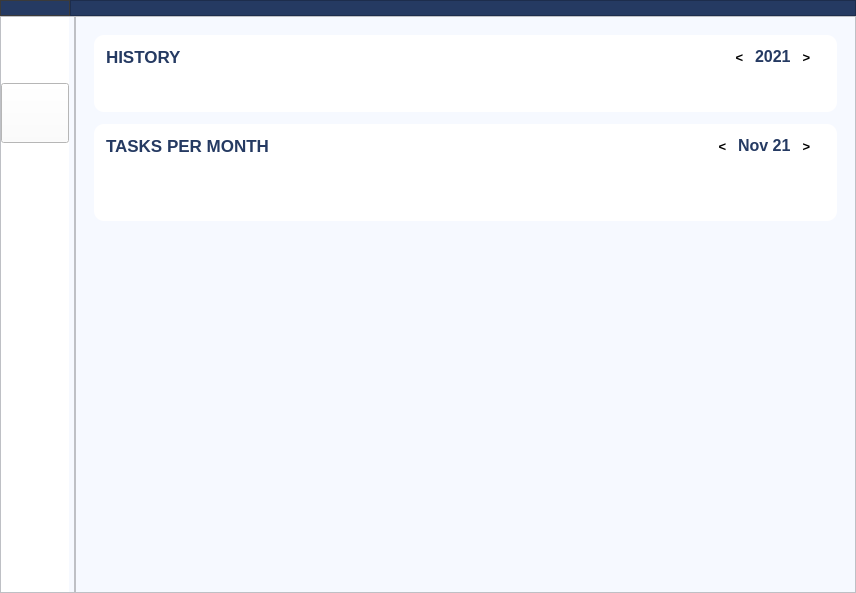
Linda-Stadter/daily-tasks, file main_gui.ui: the form before one commit.
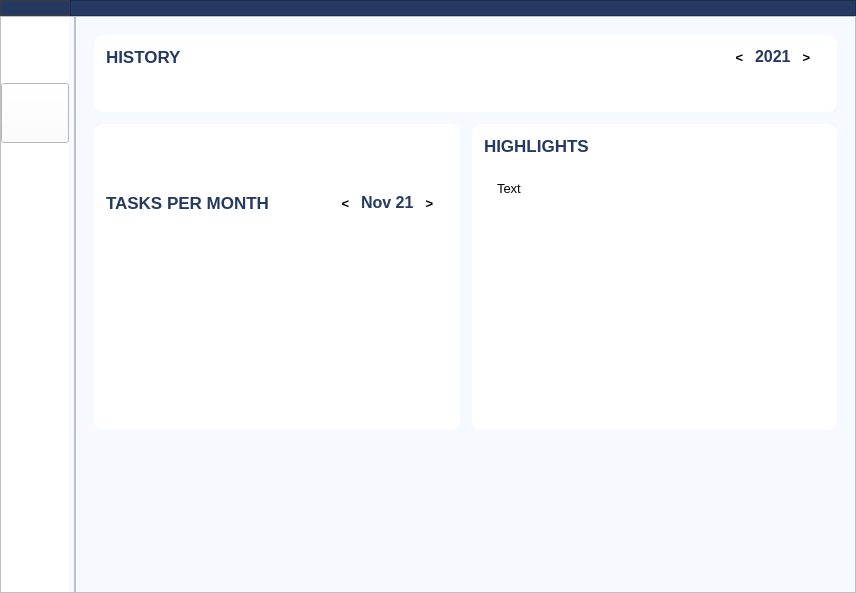
The form after the commit. The open tabs and pages were chosen to show the change. Icons and pictures are not drawn.

Commit message: added highlights widget to statistics section

Diff of the .ui file:
```diff
--- a/main_gui.ui
+++ b/main_gui.ui
@@ -1345,11 +1345,565 @@
              </layout>
             </widget>
             <widget class="QWidget" name="page_statistics">
-             <layout class="QVBoxLayout" name="verticalLayout_16">
+             <layout class="QGridLayout" name="gridLayout">
               <property name="spacing">
                <number>12</number>
               </property>
-              <item>
+              <item row="1" column="1">
+               <widget class="QWidget" name="highlights_widget" native="true">
+                <property name="styleSheet">
+                 <string notr="true">background: #fff;
+border-radius: 10px;</string>
+                </property>
+                <layout class="QVBoxLayout" name="verticalLayout_13">
+                 <property name="spacing">
+                  <number>12</number>
+                 </property>
+                 <property name="leftMargin">
+                  <number>12</number>
+                 </property>
+                 <property name="topMargin">
+                  <number>12</number>
+                 </property>
+                 <property name="rightMargin">
+                  <number>12</number>
+                 </property>
+                 <property name="bottomMargin">
+                  <number>12</number>
+                 </property>
+                 <item>
+                  <layout class="QHBoxLayout" name="horizontalLayout_11">
+                   <item>
+                    <widget class="QLabel" name="history_label_2">
+                     <property name="sizePolicy">
+                      <sizepolicy hsizetype="Fixed" vsizetype="Fixed">
+                       <horstretch>0</horstretch>
+                       <verstretch>0</verstretch>
+                      </sizepolicy>
+                     </property>
+                     <property name="palette">
+                      <palette>
+                       <active>
+                        <colorrole role="Button">
+                         <brush brushstyle="SolidPattern">
+                          <color alpha="255">
+                           <red>255</red>
+                           <green>255</green>
+                           <blue>255</blue>
+                          </color>
+                         </brush>
+                        </colorrole>
+                        <colorrole role="Base">
+                         <brush brushstyle="SolidPattern">
+                          <color alpha="255">
+                           <red>255</red>
+                           <green>255</green>
+                           <blue>255</blue>
+                          </color>
+                         </brush>
+                        </colorrole>
+                        <colorrole role="Window">
+                         <brush brushstyle="SolidPattern">
+                          <color alpha="255">
+                           <red>255</red>
+                           <green>255</green>
+                           <blue>255</blue>
+                          </color>
+                         </brush>
+                        </colorrole>
+                       </active>
+                       <inactive>
+                        <colorrole role="Button">
+                         <brush brushstyle="SolidPattern">
+                          <color alpha="255">
+                           <red>255</red>
+                           <green>255</green>
+                           <blue>255</blue>
+                          </color>
+                         </brush>
+                        </colorrole>
+                        <colorrole role="Base">
+                         <brush brushstyle="SolidPattern">
+                          <color alpha="255">
+                           <red>255</red>
+                           <green>255</green>
+                           <blue>255</blue>
+                          </color>
+                         </brush>
+                        </colorrole>
+                        <colorrole role="Window">
+                         <brush brushstyle="SolidPattern">
+                          <color alpha="255">
+                           <red>255</red>
+                           <green>255</green>
+                           <blue>255</blue>
+                          </color>
+                         </brush>
+                        </colorrole>
+                       </inactive>
+                       <disabled>
+                        <colorrole role="Button">
+                         <brush brushstyle="SolidPattern">
+                          <color alpha="255">
+                           <red>255</red>
+                           <green>255</green>
+                           <blue>255</blue>
+                          </color>
+                         </brush>
+                        </colorrole>
+                        <colorrole role="Base">
+                         <brush brushstyle="SolidPattern">
+                          <color alpha="255">
+                           <red>255</red>
+                           <green>255</green>
+                           <blue>255</blue>
+                          </color>
+                         </brush>
+                        </colorrole>
+                        <colorrole role="Window">
+                         <brush brushstyle="SolidPattern">
+                          <color alpha="255">
+                           <red>255</red>
+                           <green>255</green>
+                           <blue>255</blue>
+                          </color>
+                         </brush>
+                        </colorrole>
+                       </disabled>
+                      </palette>
+                     </property>
+                     <property name="font">
+                      <font>
+                       <family>Nirmala UI</family>
+                       <pointsize>13</pointsize>
+                       <weight>75</weight>
+                       <bold>true</bold>
+                      </font>
+                     </property>
+                     <property name="text">
+                      <string>&lt;html&gt;&lt;head/&gt;&lt;body&gt;&lt;p&gt;&lt;span style=&quot; color:#253a62;&quot;&gt;HIGHLIGHTS&lt;/span&gt;&lt;/p&gt;&lt;/body&gt;&lt;/html&gt;</string>
+                     </property>
+                    </widget>
+                   </item>
+                   <item>
+                    <widget class="QWidget" name="widget_7" native="true">
+                     <property name="sizePolicy">
+                      <sizepolicy hsizetype="Preferred" vsizetype="Preferred">
+                       <horstretch>0</horstretch>
+                       <verstretch>0</verstretch>
+                      </sizepolicy>
+                     </property>
+                     <layout class="QHBoxLayout" name="horizontalLayout_12">
+                      <property name="topMargin">
+                       <number>0</number>
+                      </property>
+                      <property name="bottomMargin">
+                       <number>0</number>
+                      </property>
+                      <item>
+                       <spacer name="horizontalSpacer_7">
+                        <property name="orientation">
+                         <enum>Qt::Horizontal</enum>
+                        </property>
+                        <property name="sizeHint" stdset="0">
+                         <size>
+                          <width>40</width>
+                          <height>20</height>
+                         </size>
+                        </property>
+                       </spacer>
+                      </item>
+                     </layout>
+                    </widget>
+                   </item>
+                  </layout>
+                 </item>
+                 <item>
+                  <widget class="QWidget" name="widget_8" native="true">
+                   <layout class="QVBoxLayout" name="verticalLayout_14">
+                    <item>
+                     <widget class="QTextBrowser" name="textBrowser">
+                      <property name="font">
+                       <font>
+                        <family>Nirmala UI</family>
+                        <pointsize>10</pointsize>
+                       </font>
+                      </property>
+                      <property name="html">
+                       <string>&lt;!DOCTYPE HTML PUBLIC &quot;-//W3C//DTD HTML 4.0//EN&quot; &quot;http://www.w3.org/TR/REC-html40/strict.dtd&quot;&gt;
+&lt;html&gt;&lt;head&gt;&lt;meta name=&quot;qrichtext&quot; content=&quot;1&quot; /&gt;&lt;style type=&quot;text/css&quot;&gt;
+p, li { white-space: pre-wrap; }
+&lt;/style&gt;&lt;/head&gt;&lt;body style=&quot; font-family:'Nirmala UI'; font-size:10pt; font-weight:400; font-style:normal;&quot;&gt;
+&lt;p style=&quot; margin-top:0px; margin-bottom:0px; margin-left:0px; margin-right:0px; -qt-block-indent:0; text-indent:0px;&quot;&gt;Text&lt;/p&gt;&lt;/body&gt;&lt;/html&gt;</string>
+                      </property>
+                     </widget>
+                    </item>
+                   </layout>
+                  </widget>
+                 </item>
+                 <item>
+                  <spacer name="verticalSpacer_4">
+                   <property name="orientation">
+                    <enum>Qt::Vertical</enum>
+                   </property>
+                   <property name="sizeHint" stdset="0">
+                    <size>
+                     <width>20</width>
+                     <height>40</height>
+                    </size>
+                   </property>
+                  </spacer>
+                 </item>
+                </layout>
+               </widget>
+              </item>
+              <item row="3" column="0">
+               <spacer name="verticalSpacer_3">
+                <property name="orientation">
+                 <enum>Qt::Vertical</enum>
+                </property>
+                <property name="sizeHint" stdset="0">
+                 <size>
+                  <width>20</width>
+                  <height>40</height>
+                 </size>
+                </property>
+               </spacer>
+              </item>
+              <item row="1" column="0">
+               <widget class="QWidget" name="widget_2" native="true">
+                <property name="styleSheet">
+                 <string notr="true">background: #fff;
+border-radius: 10px;</string>
+                </property>
+                <layout class="QVBoxLayout" name="verticalLayout_12">
+                 <property name="spacing">
+                  <number>15</number>
+                 </property>
+                 <property name="leftMargin">
+                  <number>12</number>
+                 </property>
+                 <property name="topMargin">
+                  <number>12</number>
+                 </property>
+                 <property name="rightMargin">
+                  <number>12</number>
+                 </property>
+                 <property name="bottomMargin">
+                  <number>12</number>
+                 </property>
+                 <item>
+                  <layout class="QHBoxLayout" name="horizontalLayout_6">
+                   <item>
+                    <widget class="QLabel" name="history_label_3">
+                     <property name="sizePolicy">
+                      <sizepolicy hsizetype="Fixed" vsizetype="Fixed">
+                       <horstretch>0</horstretch>
+                       <verstretch>0</verstretch>
+                      </sizepolicy>
+                     </property>
+                     <property name="palette">
+                      <palette>
+                       <active>
+                        <colorrole role="Button">
+                         <brush brushstyle="SolidPattern">
+                          <color alpha="255">
+                           <red>255</red>
+                           <green>255</green>
+                           <blue>255</blue>
+                          </color>
+                         </brush>
+                        </colorrole>
+                        <colorrole role="Base">
+                         <brush brushstyle="SolidPattern">
+                          <color alpha="255">
+                           <red>255</red>
+                           <green>255</green>
+                           <blue>255</blue>
+                          </color>
+                         </brush>
+                        </colorrole>
+                        <colorrole role="Window">
+                         <brush brushstyle="SolidPattern">
+                          <color alpha="255">
+                           <red>255</red>
+                           <green>255</green>
+                           <blue>255</blue>
+                          </color>
+                         </brush>
+                        </colorrole>
+                       </active>
+                       <inactive>
+                        <colorrole role="Button">
+                         <brush brushstyle="SolidPattern">
+                          <color alpha="255">
+                           <red>255</red>
+                           <green>255</green>
+                           <blue>255</blue>
+                          </color>
+                         </brush>
+                        </colorrole>
+                        <colorrole role="Base">
+                         <brush brushstyle="SolidPattern">
+                          <color alpha="255">
+                           <red>255</red>
+                           <green>255</green>
+                           <blue>255</blue>
+                          </color>
+                         </brush>
+                        </colorrole>
+                        <colorrole role="Window">
+                         <brush brushstyle="SolidPattern">
+                          <color alpha="255">
+                           <red>255</red>
+                           <green>255</green>
+                           <blue>255</blue>
+                          </color>
+                         </brush>
+                        </colorrole>
+                       </inactive>
+                       <disabled>
+                        <colorrole role="Button">
+                         <brush brushstyle="SolidPattern">
+                          <color alpha="255">
+                           <red>255</red>
+                           <green>255</green>
+                           <blue>255</blue>
+                          </color>
+                         </brush>
+                        </colorrole>
+                        <colorrole role="Base">
+                         <brush brushstyle="SolidPattern">
+                          <color alpha="255">
+                           <red>255</red>
+                           <green>255</green>
+                           <blue>255</blue>
+                          </color>
+                         </brush>
+                        </colorrole>
+                        <colorrole role="Window">
+                         <brush brushstyle="SolidPattern">
+                          <color alpha="255">
+                           <red>255</red>
+                           <green>255</green>
+                           <blue>255</blue>
+                          </color>
+                         </brush>
+                        </colorrole>
+                       </disabled>
+                      </palette>
+                     </property>
+                     <property name="font">
+                      <font>
+                       <family>Nirmala UI</family>
+                       <pointsize>13</pointsize>
+                       <weight>75</weight>
+                       <bold>true</bold>
+                      </font>
+                     </property>
+                     <property name="text">
+                      <string>&lt;html&gt;&lt;head/&gt;&lt;body&gt;&lt;p&gt;&lt;span style=&quot; color:#253a62;&quot;&gt;TASKS PER MONTH&lt;/span&gt;&lt;/p&gt;&lt;/body&gt;&lt;/html&gt;</string>
+                     </property>
+                    </widget>
+                   </item>
+                   <item>
+                    <widget class="QWidget" name="widget_6" native="true">
+                     <property name="sizePolicy">
+                      <sizepolicy hsizetype="Preferred" vsizetype="Preferred">
+                       <horstretch>0</horstretch>
+                       <verstretch>0</verstretch>
+                      </sizepolicy>
+                     </property>
+                     <layout class="QHBoxLayout" name="horizontalLayout_10">
+                      <property name="topMargin">
+                       <number>0</number>
+                      </property>
+                      <property name="bottomMargin">
+                       <number>0</number>
+                      </property>
+                      <item>
+                       <spacer name="horizontalSpacer_5">
+                        <property name="orientation">
+                         <enum>Qt::Horizontal</enum>
+                        </property>
+                        <property name="sizeHint" stdset="0">
+                         <size>
+                          <width>40</width>
+                          <height>20</height>
+                         </size>
+                        </property>
+                       </spacer>
+                      </item>
+                      <item>
+                       <widget class="QToolButton" name="button_last_month_2">
+                        <property name="font">
+                         <font>
+                          <family>Nirmala UI</family>
+                          <pointsize>10</pointsize>
+                          <weight>75</weight>
+                          <bold>true</bold>
+                         </font>
+                        </property>
+                        <property name="text">
+                         <string>&lt;</string>
+                        </property>
+                       </widget>
+                      </item>
+                      <item>
+                       <widget class="QLabel" name="month_label_2">
+                        <property name="sizePolicy">
+                         <sizepolicy hsizetype="Fixed" vsizetype="Fixed">
+                          <horstretch>0</horstretch>
+                          <verstretch>0</verstretch>
+                         </sizepolicy>
+                        </property>
+                        <property name="palette">
+                         <palette>
+                          <active>
+                           <colorrole role="Button">
+                            <brush brushstyle="SolidPattern">
+                             <color alpha="255">
+                              <red>255</red>
+                              <green>255</green>
+                              <blue>255</blue>
+                             </color>
+                            </brush>
+                           </colorrole>
+                           <colorrole role="Base">
+                            <brush brushstyle="SolidPattern">
+                             <color alpha="255">
+                              <red>255</red>
+                              <green>255</green>
+                              <blue>255</blue>
+                             </color>
+                            </brush>
+                           </colorrole>
+                           <colorrole role="Window">
+                            <brush brushstyle="SolidPattern">
+                             <color alpha="255">
+                              <red>255</red>
+                              <green>255</green>
+                              <blue>255</blue>
+                             </color>
+                            </brush>
+                           </colorrole>
+                          </active>
+                          <inactive>
+                           <colorrole role="Button">
+                            <brush brushstyle="SolidPattern">
+                             <color alpha="255">
+                              <red>255</red>
+                              <green>255</green>
+                              <blue>255</blue>
+                             </color>
+                            </brush>
+                           </colorrole>
+                           <colorrole role="Base">
+                            <brush brushstyle="SolidPattern">
+                             <color alpha="255">
+                              <red>255</red>
+                              <green>255</green>
+                              <blue>255</blue>
+                             </color>
+                            </brush>
+                           </colorrole>
+                           <colorrole role="Window">
+                            <brush brushstyle="SolidPattern">
+                             <color alpha="255">
+                              <red>255</red>
+                              <green>255</green>
+                              <blue>255</blue>
+                             </color>
+                            </brush>
+                           </colorrole>
+                          </inactive>
+                          <disabled>
+                           <colorrole role="Button">
+                            <brush brushstyle="SolidPattern">
+                             <color alpha="255">
+                              <red>255</red>
+                              <green>255</green>
+                              <blue>255</blue>
+                             </color>
+                            </brush>
+                           </colorrole>
+                           <colorrole role="Base">
+                            <brush brushstyle="SolidPattern">
+                             <color alpha="255">
+                              <red>255</red>
+                              <green>255</green>
+                              <blue>255</blue>
+                             </color>
+                            </brush>
+                           </colorrole>
+                           <colorrole role="Window">
+                            <brush brushstyle="SolidPattern">
+                             <color alpha="255">
+                              <red>255</red>
+                              <green>255</green>
+                              <blue>255</blue>
+                             </color>
+                            </brush>
+                           </colorrole>
+                          </disabled>
+                         </palette>
+                        </property>
+                        <property name="font">
+                         <font>
+                          <family>Nirmala UI</family>
+                          <pointsize>12</pointsize>
+                          <weight>75</weight>
+                          <bold>true</bold>
+                         </font>
+                        </property>
+                        <property name="text">
+                         <string>&lt;html&gt;&lt;head/&gt;&lt;body&gt;&lt;p&gt;&lt;span style=&quot; color:#253a62;&quot;&gt;Nov 21&lt;/span&gt;&lt;/p&gt;&lt;/body&gt;&lt;/html&gt;</string>
+                        </property>
+                        <property name="scaledContents">
+                         <bool>false</bool>
+                        </property>
+                        <property name="margin">
+                         <number>5</number>
+                        </property>
+                       </widget>
+                      </item>
+                      <item>
+                       <widget class="QToolButton" name="button_next_month_2">
+                        <property name="font">
+                         <font>
+                          <family>Nirmala UI</family>
+                          <pointsize>10</pointsize>
+                          <weight>75</weight>
+                          <bold>true</bold>
+                         </font>
+                        </property>
+                        <property name="text">
+                         <string>&gt;</string>
+                        </property>
+                       </widget>
+                      </item>
+                     </layout>
+                    </widget>
+                   </item>
+                  </layout>
+                 </item>
+                 <item>
+                  <widget class="QWidget" name="monthsplot" native="true">
+                   <property name="styleSheet">
+                    <string notr="true">background: #fff;
+border-radius: 10px;</string>
+                   </property>
+                   <layout class="QHBoxLayout" name="horizontalLayout_7">
+                    <item>
+                     <widget class="QWidget" name="widget_3" native="true"/>
+                    </item>
+                   </layout>
+                  </widget>
+                 </item>
+                </layout>
+               </widget>
+              </item>
+              <item row="0" column="0" colspan="2">
                <widget class="QWidget" name="history" native="true">
                 <property name="sizePolicy">
                  <sizepolicy hsizetype="Preferred" vsizetype="Fixed">
@@ -1696,392 +2250,6 @@
                 </layout>
                </widget>
               </item>
-              <item>
-               <widget class="QWidget" name="widget_2" native="true">
-                <property name="styleSheet">
-                 <string notr="true">background: #fff;
-border-radius: 10px;</string>
-                </property>
-                <layout class="QVBoxLayout" name="verticalLayout_12">
-                 <property name="spacing">
-                  <number>15</number>
-                 </property>
-                 <property name="leftMargin">
-                  <number>12</number>
-                 </property>
-                 <property name="topMargin">
-                  <number>12</number>
-                 </property>
-                 <property name="rightMargin">
-                  <number>12</number>
-                 </property>
-                 <property name="bottomMargin">
-                  <number>12</number>
-                 </property>
-                 <item>
-                  <layout class="QHBoxLayout" name="horizontalLayout_6">
-                   <item>
-                    <widget class="QLabel" name="history_label_3">
-                     <property name="sizePolicy">
-                      <sizepolicy hsizetype="Fixed" vsizetype="Fixed">
-                       <horstretch>0</horstretch>
-                       <verstretch>0</verstretch>
-                      </sizepolicy>
-                     </property>
-                     <property name="palette">
-                      <palette>
-                       <active>
-                        <colorrole role="Button">
-                         <brush brushstyle="SolidPattern">
-                          <color alpha="255">
-                           <red>255</red>
-                           <green>255</green>
-                           <blue>255</blue>
-                          </color>
-                         </brush>
-                        </colorrole>
-                        <colorrole role="Base">
-                         <brush brushstyle="SolidPattern">
-                          <color alpha="255">
-                           <red>255</red>
-                           <green>255</green>
-                           <blue>255</blue>
-                          </color>
-                         </brush>
-                        </colorrole>
-                        <colorrole role="Window">
-                         <brush brushstyle="SolidPattern">
-                          <color alpha="255">
-                           <red>255</red>
-                           <green>255</green>
-                           <blue>255</blue>
-                          </color>
-                         </brush>
-                        </colorrole>
-                       </active>
-                       <inactive>
-                        <colorrole role="Button">
-                         <brush brushstyle="SolidPattern">
-                          <color alpha="255">
-                           <red>255</red>
-                           <green>255</green>
-                           <blue>255</blue>
-                          </color>
-                         </brush>
-                        </colorrole>
-                        <colorrole role="Base">
-                         <brush brushstyle="SolidPattern">
-                          <color alpha="255">
-                           <red>255</red>
-                           <green>255</green>
-                           <blue>255</blue>
-                          </color>
-                         </brush>
-                        </colorrole>
-                        <colorrole role="Window">
-                         <brush brushstyle="SolidPattern">
-                          <color alpha="255">
-                           <red>255</red>
-                           <green>255</green>
-                           <blue>255</blue>
-                          </color>
-                         </brush>
-                        </colorrole>
-                       </inactive>
-                       <disabled>
-                        <colorrole role="Button">
-                         <brush brushstyle="SolidPattern">
-                          <color alpha="255">
-                           <red>255</red>
-                           <green>255</green>
-                           <blue>255</blue>
-                          </color>
-                         </brush>
-                        </colorrole>
-                        <colorrole role="Base">
-                         <brush brushstyle="SolidPattern">
-                          <color alpha="255">
-                           <red>255</red>
-                           <green>255</green>
-                           <blue>255</blue>
-                          </color>
-                         </brush>
-                        </colorrole>
-                        <colorrole role="Window">
-                         <brush brushstyle="SolidPattern">
-                          <color alpha="255">
-                           <red>255</red>
-                           <green>255</green>
-                           <blue>255</blue>
-                          </color>
-                         </brush>
-                        </colorrole>
-                       </disabled>
-                      </palette>
-                     </property>
-                     <property name="font">
-                      <font>
-                       <family>Nirmala UI</family>
-                       <pointsize>13</pointsize>
-                       <weight>75</weight>
-                       <bold>true</bold>
-                      </font>
-                     </property>
-                     <property name="text">
-                      <string>&lt;html&gt;&lt;head/&gt;&lt;body&gt;&lt;p&gt;&lt;span style=&quot; color:#253a62;&quot;&gt;TASKS PER MONTH&lt;/span&gt;&lt;/p&gt;&lt;/body&gt;&lt;/html&gt;</string>
-                     </property>
-                    </widget>
-                   </item>
-                   <item>
-                    <widget class="QWidget" name="widget_6" native="true">
-                     <property name="sizePolicy">
-                      <sizepolicy hsizetype="Preferred" vsizetype="Preferred">
-                       <horstretch>0</horstretch>
-                       <verstretch>0</verstretch>
-                      </sizepolicy>
-                     </property>
-                     <layout class="QHBoxLayout" name="horizontalLayout_10">
-                      <property name="topMargin">
-                       <number>0</number>
-                      </property>
-                      <property name="bottomMargin">
-                       <number>0</number>
-                      </property>
-                      <item>
-                       <spacer name="horizontalSpacer_6">
-                        <property name="orientation">
-                         <enum>Qt::Horizontal</enum>
-                        </property>
-                        <property name="sizeHint" stdset="0">
-                         <size>
-                          <width>40</width>
-                          <height>20</height>
-                         </size>
-                        </property>
-                       </spacer>
-                      </item>
-                      <item>
-                       <widget class="QToolButton" name="button_last_month_2">
-                        <property name="font">
-                         <font>
-                          <family>Nirmala UI</family>
-                          <pointsize>10</pointsize>
-                          <weight>75</weight>
-                          <bold>true</bold>
-                         </font>
-                        </property>
-                        <property name="text">
-                         <string>&lt;</string>
-                        </property>
-                       </widget>
-                      </item>
-                      <item>
-                       <widget class="QLabel" name="month_label_2">
-                        <property name="sizePolicy">
-                         <sizepolicy hsizetype="Fixed" vsizetype="Fixed">
-                          <horstretch>0</horstretch>
-                          <verstretch>0</verstretch>
-                         </sizepolicy>
-                        </property>
-                        <property name="palette">
-                         <palette>
-                          <active>
-                           <colorrole role="WindowText">
-                            <brush brushstyle="SolidPattern">
-                             <color alpha="255">
-                              <red>37</red>
-                              <green>58</green>
-                              <blue>98</blue>
-                             </color>
-                            </brush>
-                           </colorrole>
-                           <colorrole role="Button">
-                            <brush brushstyle="SolidPattern">
-                             <color alpha="255">
-                              <red>255</red>
-                              <green>255</green>
-                              <blue>255</blue>
-                             </color>
-                            </brush>
-                           </colorrole>
-                           <colorrole role="Base">
-                            <brush brushstyle="SolidPattern">
-                             <color alpha="255">
-                              <red>255</red>
-                              <green>255</green>
-                              <blue>255</blue>
-                             </color>
-                            </brush>
-                           </colorrole>
-                           <colorrole role="Window">
-                            <brush brushstyle="SolidPattern">
-                             <color alpha="255">
-                              <red>255</red>
-                              <green>255</green>
-                              <blue>255</blue>
-                             </color>
-                            </brush>
-                           </colorrole>
-                          </active>
-                          <inactive>
-                           <colorrole role="WindowText">
-                            <brush brushstyle="SolidPattern">
-                             <color alpha="255">
-                              <red>37</red>
-                              <green>58</green>
-                              <blue>98</blue>
-                             </color>
-                            </brush>
-                           </colorrole>
-                           <colorrole role="Button">
-                            <brush brushstyle="SolidPattern">
-                             <color alpha="255">
-                              <red>255</red>
-                              <green>255</green>
-                              <blue>255</blue>
-                             </color>
-                            </brush>
-                           </colorrole>
-                           <colorrole role="Base">
-                            <brush brushstyle="SolidPattern">
-                             <color alpha="255">
-                              <red>255</red>
-                              <green>255</green>
-                              <blue>255</blue>
-                             </color>
-                            </brush>
-                           </colorrole>
-                           <colorrole role="Window">
-                            <brush brushstyle="SolidPattern">
-                             <color alpha="255">
-                              <red>255</red>
-                              <green>255</green>
-                              <blue>255</blue>
-                             </color>
-                            </brush>
-                           </colorrole>
-                          </inactive>
-                          <disabled>
-                           <colorrole role="WindowText">
-                            <brush brushstyle="SolidPattern">
-                             <color alpha="255">
-                              <red>120</red>
-                              <green>120</green>
-                              <blue>120</blue>
-                             </color>
-                            </brush>
-                           </colorrole>
-                           <colorrole role="Button">
-                            <brush brushstyle="SolidPattern">
-                             <color alpha="255">
-                              <red>255</red>
-                              <green>255</green>
-                              <blue>255</blue>
-                             </color>
-                            </brush>
-                           </colorrole>
-                           <colorrole role="Base">
-                            <brush brushstyle="SolidPattern">
-                             <color alpha="255">
-                              <red>255</red>
-                              <green>255</green>
-                              <blue>255</blue>
-                             </color>
-                            </brush>
-                           </colorrole>
-                           <colorrole role="Window">
-                            <brush brushstyle="SolidPattern">
-                             <color alpha="255">
-                              <red>255</red>
-                              <green>255</green>
-                              <blue>255</blue>
-                             </color>
-                            </brush>
-                           </colorrole>
-                          </disabled>
-                         </palette>
-                        </property>
-                        <property name="font">
-                         <font>
-                          <family>Nirmala UI</family>
-                          <pointsize>12</pointsize>
-                          <weight>75</weight>
-                          <bold>true</bold>
-                         </font>
-                        </property>
-                        <property name="text">
-                         <string>&lt;html&gt;&lt;head/&gt;&lt;body&gt;&lt;p&gt;&lt;span style=&quot; color:#253a62;&quot;&gt;Nov 21&lt;/span&gt;&lt;/p&gt;&lt;/body&gt;&lt;/html&gt;</string>
-                        </property>
-                        <property name="scaledContents">
-                         <bool>false</bool>
-                        </property>
-                        <property name="margin">
-                         <number>5</number>
-                        </property>
-                       </widget>
-                      </item>
-                      <item>
-                       <widget class="QToolButton" name="button_next_month_2">
-                        <property name="font">
-                         <font>
-                          <family>Nirmala UI</family>
-                          <pointsize>10</pointsize>
-                          <weight>75</weight>
-                          <bold>true</bold>
-                         </font>
-                        </property>
-                        <property name="text">
-                         <string>&gt;</string>
-                        </property>
-                       </widget>
-                      </item>
-                     </layout>
-                    </widget>
-                   </item>
-                  </layout>
-                 </item>
-                 <item>
-                  <widget class="QWidget" name="monthsplot" native="true">
-                   <property name="styleSheet">
-                    <string notr="true">background: #fff;
-border-radius: 10px;</string>
-                   </property>
-                   <layout class="QHBoxLayout" name="horizontalLayout_7">
-                    <item>
-                     <widget class="QWidget" name="widget_3" native="true"/>
-                    </item>
-                    <item>
-                     <spacer name="horizontalSpacer_5">
-                      <property name="orientation">
-                       <enum>Qt::Horizontal</enum>
-                      </property>
-                      <property name="sizeHint" stdset="0">
-                       <size>
-                        <width>40</width>
-                        <height>20</height>
-                       </size>
-                      </property>
-                     </spacer>
-                    </item>
-                   </layout>
-                  </widget>
-                 </item>
-                </layout>
-               </widget>
-              </item>
-              <item>
-               <spacer name="verticalSpacer_3">
-                <property name="orientation">
-                 <enum>Qt::Vertical</enum>
-                </property>
-                <property name="sizeHint" stdset="0">
-                 <size>
-                  <width>20</width>
-                  <height>40</height>
-                 </size>
-                </property>
-               </spacer>
-              </item>
              </layout>
             </widget>
            </widget>
```
Left out of the diff: 2 changed lines with no effect on the pictures. The commit also changes 3 other files.
